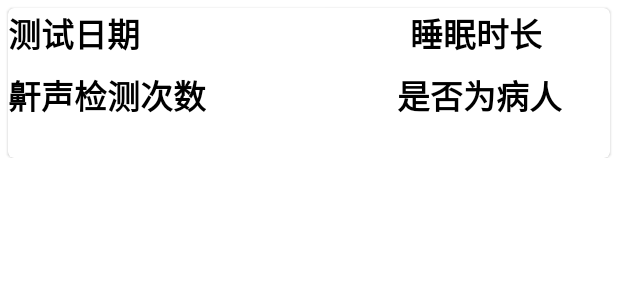
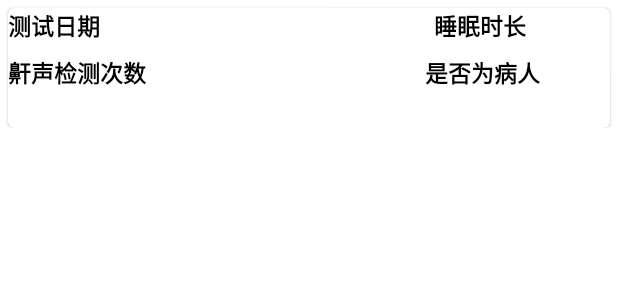
Before and after one commit to CoelisMyName/SRP-Project, an Android app: the layout item_report.xml on its own in the app's theme, with its tools: preview values and no code run, on a phone screen of 412 x 824 dp. Shown: the top 300 px of the screen. Run offline under Robolectric (Android 15) with nearby library versions, the phone set to English and light mode, and no system bars.

Commit message:
ui_update

```diff
--- a/app/src/main/res/layout/item_report.xml
+++ b/app/src/main/res/layout/item_report.xml
@@ -2,7 +2,8 @@
 <androidx.constraintlayout.widget.ConstraintLayout xmlns:android="http://schemas.android.com/apk/res/android"
     xmlns:app="http://schemas.android.com/apk/res-auto"
     android:layout_width="match_parent"
-    android:layout_height="wrap_content">
+    android:layout_height="wrap_content"
+    android:paddingBottom="5dp">
 
     <com.google.android.material.card.MaterialCardView
         android:layout_width="match_parent"
@@ -24,7 +25,7 @@
                 android:layout_height="wrap_content"
                 android:text="测试日期"
                 android:textColor="@color/black"
-                android:textSize="22sp"
+                android:textSize="15sp"
                 android:textStyle="bold"
                 app:layout_constraintStart_toStartOf="parent"
                 app:layout_constraintTop_toTopOf="parent" />
@@ -35,7 +36,7 @@
                 android:layout_height="wrap_content"
                 android:text="睡眠时长"
                 android:textColor="@color/black"
-                android:textSize="22sp"
+                android:textSize="15sp"
                 android:textStyle="bold"
                 app:layout_constraintEnd_toEndOf="parent"
                 app:layout_constraintStart_toEndOf="@id/date"
@@ -48,7 +49,7 @@
                 android:layout_height="wrap_content"
                 android:text="鼾声检测次数"
                 android:textColor="@color/black"
-                android:textSize="22sp"
+                android:textSize="15sp"
                 android:textStyle="bold"
                 app:layout_constraintStart_toStartOf="parent"
                 app:layout_constraintTop_toBottomOf="@id/date"
@@ -60,7 +61,7 @@
                 android:layout_height="wrap_content"
                 android:text="是否为病人"
                 android:textColor="@color/black"
-                android:textSize="22sp"
+                android:textSize="15sp"
                 android:textStyle="bold"
                 app:layout_constraintEnd_toEndOf="parent"
                 app:layout_constraintStart_toEndOf="@id/times"
```
